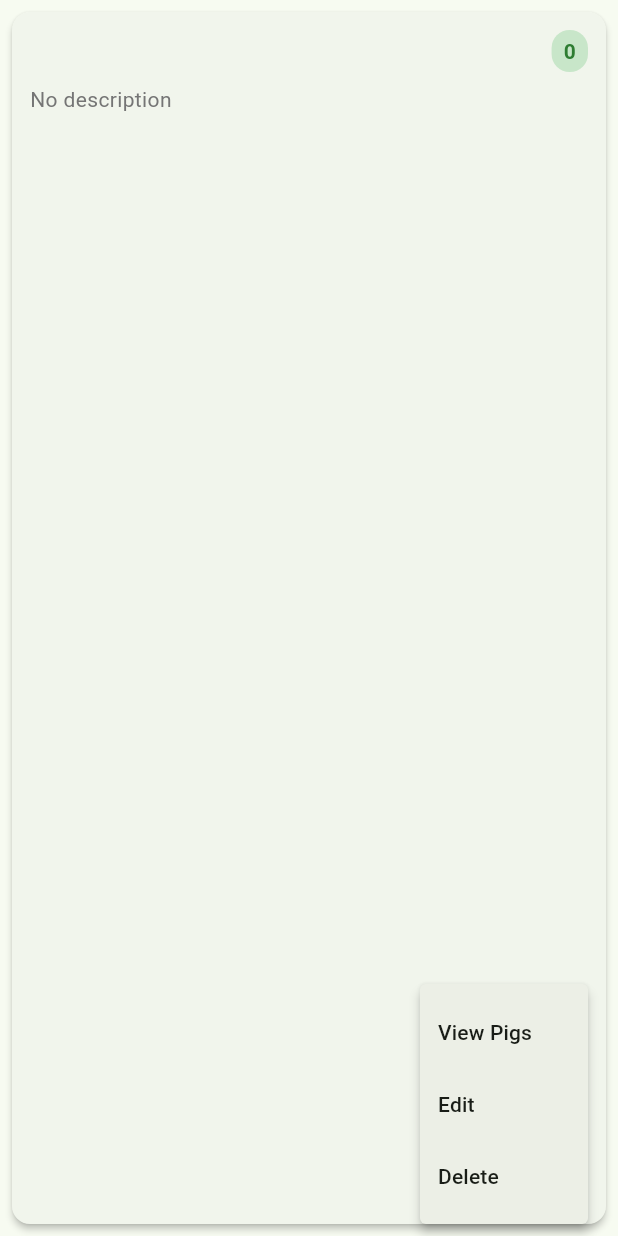
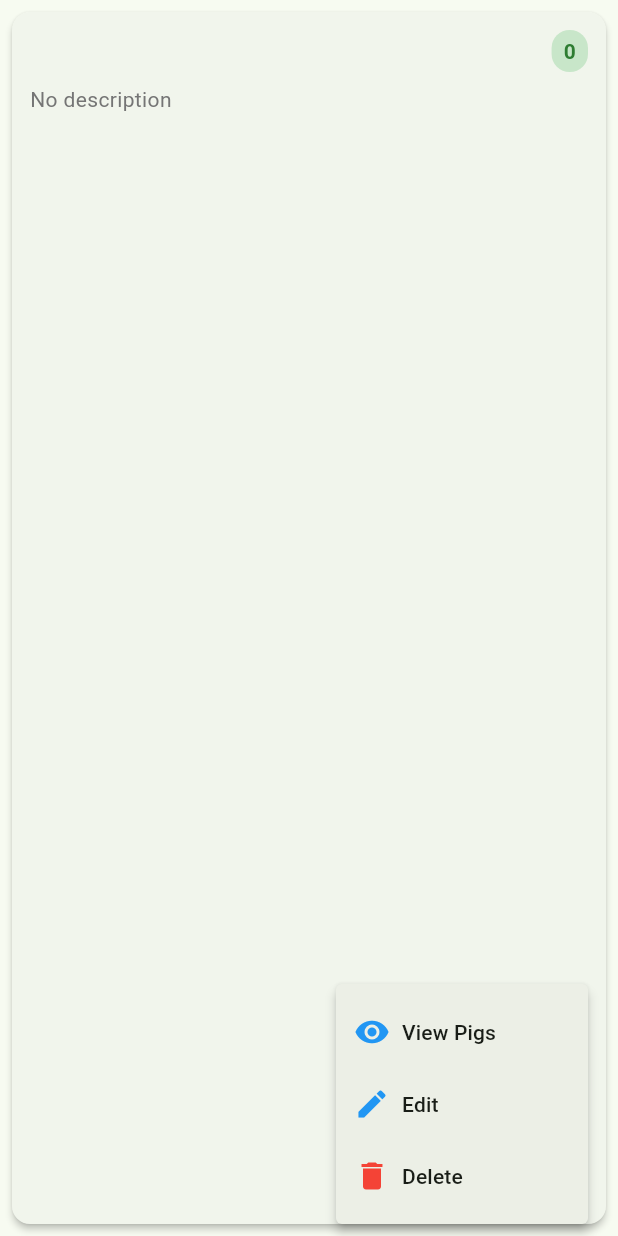
Before and after one commit to ChristianLascayDinoy/PigCare, a Flutter app: the _PigpenCard widget shown alone on an empty page, opened directly with empty values, after a tap on the "more vert" icon, on a phone screen of 412 x 824 dp. Run offline on Flutter 3.47's test engine with Material 3 defaults, Android fonts, the phone set to English and light mode, and no system bars; our stand-ins replace fl_chart, flutter_local_notifications, flutter_timezone, hive, hive_flutter, image_picker and 6 more; accounts and stored records are empty.

Commit message:
Phase 3 Pig Management UI enhance and Partial

```diff
--- a/lib/core/views/pigpens/pigpen_management_screen.dart
+++ b/lib/core/views/pigpens/pigpen_management_screen.dart
@@ -502,20 +502,43 @@ class _PigpenCard extends StatelessWidget {
                         }
                       },
                       itemBuilder: (context) => [
+                        // View Pigs
                         const PopupMenuItem(
                           value: 'view',
-                          child: Text('View Pigs'),
+                          child: Row(
+                            children: [
+                              Icon(Icons.visibility,
+                                  color: Colors.blue), // View icon
+                              SizedBox(width: 8),
+                              Text('View Pigs'),
+                            ],
+                          ),
                         ),
+                        // Edit
                         const PopupMenuItem(
                           value: 'edit',
-                          child: Text('Edit'),
+                          child: Row(
+                            children: [
+                              Icon(Icons.edit, color: Colors.blue), // Edit icon
+                              SizedBox(width: 8),
+                              Text('Edit'),
+                            ],
+                          ),
                         ),
+                        // Delete
                         const PopupMenuItem(
                           value: 'delete',
-                          child: Text('Delete'),
+                          child: Row(
+                            children: [
+                              Icon(Icons.delete,
+                                  color: Colors.red), // Delete icon
+                              SizedBox(width: 8),
+                              Text('Delete'),
+                            ],
+                          ),
                         ),
                       ],
-                      icon: const Icon(Icons.more_vert), // three dots icon
+                      icon: const Icon(Icons.more_vert), // Three dots icon
                     ),
                   ],
                 ),
```
Also changed, not shown: lib/core/views/pigs/pig_management_screen.dart (+94 -19 lines).
